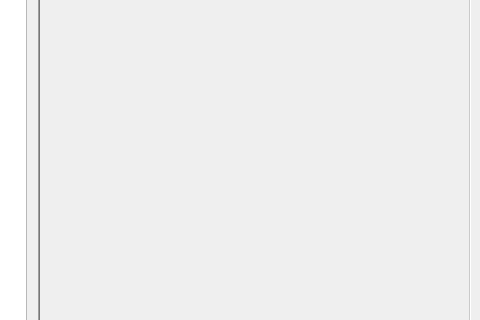
Above: viyar/Price_Window.ui from Anatoliy-ProffDesgn/TestOffice before the change; both pictures show x 724 to 1204 and y 139 to 459 of the 1204 by 824 pixel window. Below: the same form after it.
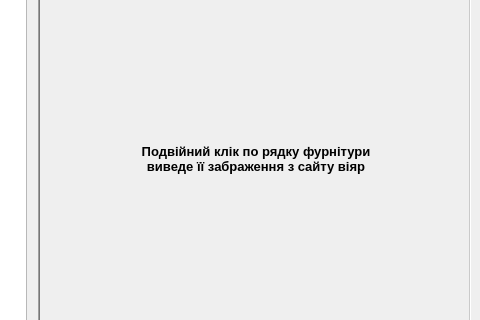
That is the form after the change.

```diff
--- a/viyar/Price_Window.ui
+++ b/viyar/Price_Window.ui
@@ -310,7 +310,7 @@
          <enum>QFrame::Sunken</enum>
         </property>
         <property name="text">
-         <string/>
+         <string>&lt;html&gt;&lt;head/&gt;&lt;body&gt;&lt;p align=&quot;center&quot;&gt;&lt;span style=&quot; font-size:10pt; font-weight:600;&quot;&gt;Подвійний клік по рядку фурнітури&lt;br/&gt;виведе її забраження з сайту віяр&lt;/span&gt;&lt;/p&gt;&lt;/body&gt;&lt;/html&gt;</string>
         </property>
        </widget>
       </item>
```
